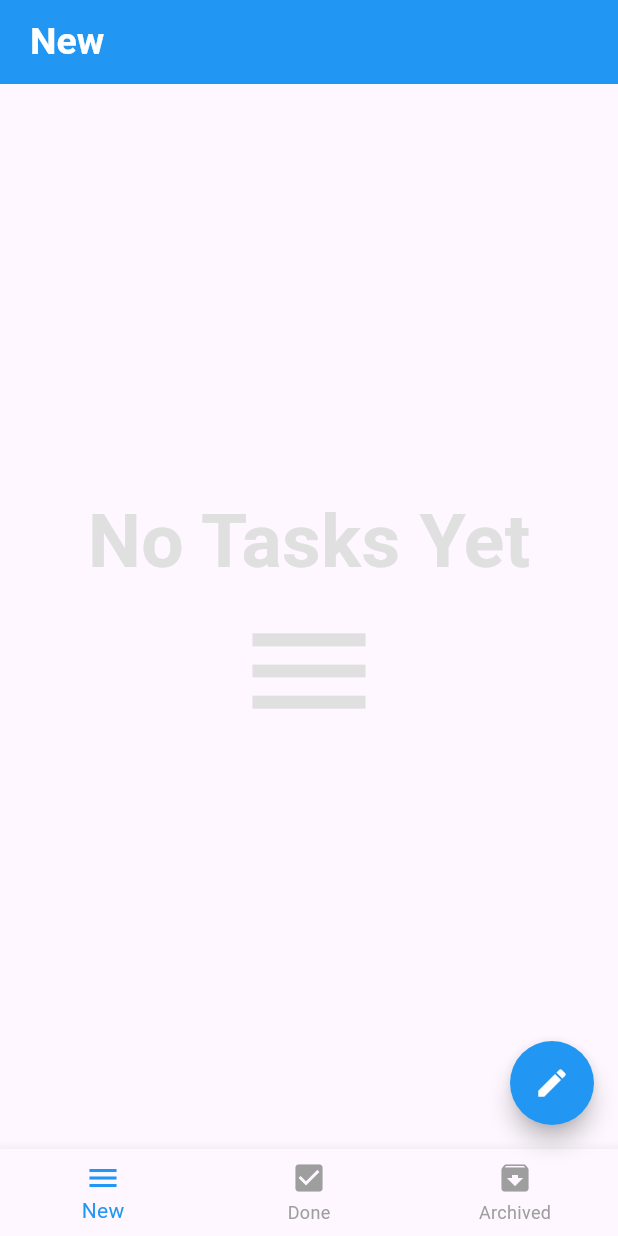
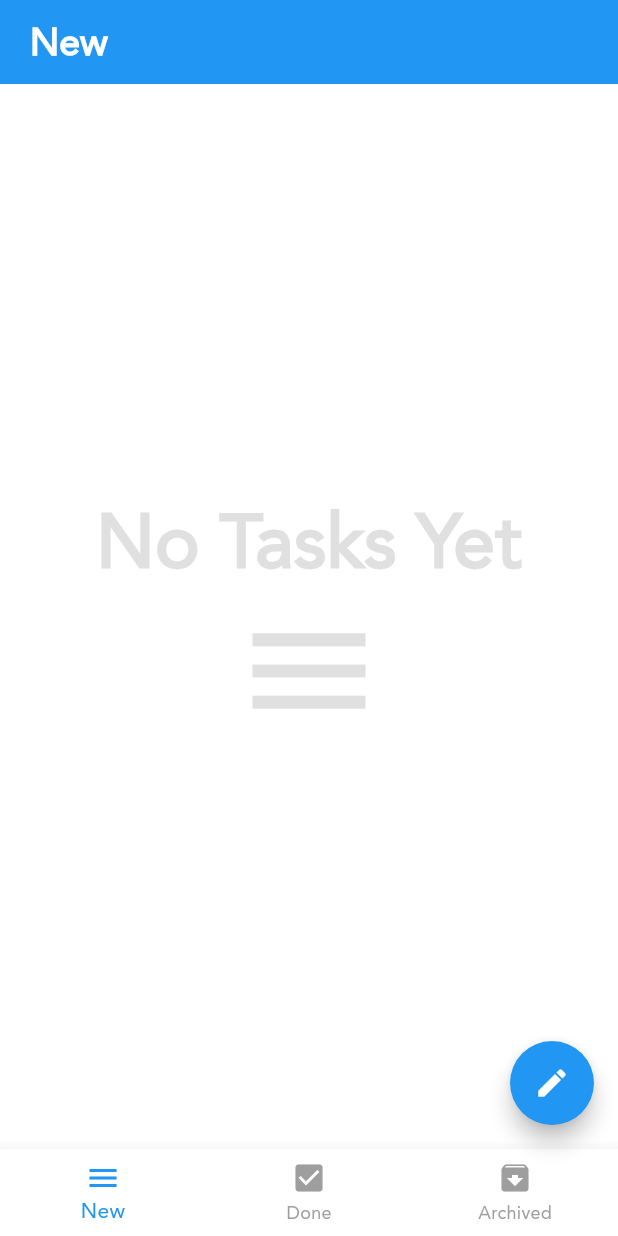
Before and after one commit to alyfadhel/swd4_s1, a Flutter app: the TodoApp screen opened directly, on a phone screen of 412 x 824 dp. Run offline on Flutter 3.47's test engine with Material 3 defaults, Android fonts, the phone set to English and light mode, and no system bars; our stand-ins replace bloc, cached_network_image, conditional_builder_null_safety, device_preview, dio, flutter_bloc and 4 more; accounts and stored records are empty; network calls fail.

Commit message:
News App

```diff
--- /dev/null
+++ b/lib/core/layout/news_app/controller/cubit.dart
@@ -0,0 +1,113 @@
+import 'package:bloc/bloc.dart';
+import 'package:flutter/cupertino.dart';
+import 'package:flutter/material.dart';
+import 'package:flutter_bloc/flutter_bloc.dart';
+import 'package:swd4_s1/core/layout/news_app/controller/state.dart';
+import 'package:swd4_s1/core/shared/network/remote/dio_helper.dart';
+import 'package:swd4_s1/features/news/business/presntation/screens/business_screen.dart';
+import 'package:swd4_s1/features/news/science/presntation/screens/science_screen.dart';
+import 'package:swd4_s1/features/news/sports/presntation/screens/sports_screen.dart';
+
+class NewsCubit extends Cubit<NewsStates>
+{
+  NewsCubit():super(InitialNewsState());
+
+  static NewsCubit get(context)=>BlocProvider.of(context);
+
+  int currentIndex = 0;
+  List<BottomNavigationBarItem>items = [
+    BottomNavigationBarItem(icon: Icon(Icons.business), label: 'Business'),
+    BottomNavigationBarItem(icon: Icon(Icons.sports_baseball), label: 'Sports'),
+    BottomNavigationBarItem(icon: Icon(Icons.science), label: 'Science'),
+  ];
+  List<String>titles = [
+    'Business',
+    'Sports',
+    'Science',
+  ];
+  List<Widget>screens = [
+    BusinessScreen(),
+    SportsScreen(),
+    ScienceScreen(),
+  ];
+
+  void changeBottomNav(index)
+  {
+    currentIndex = index;
+    emit(NewsChangeBottomNav());
+  }
+
+  List<dynamic>business = [];
+  List<dynamic>sports = [];
+  List<dynamic>science = [];
+
+  void getBusiness()
+  {
+    emit(NewsGetBusinessLoadingState());
+    NewsHelper.getData(
+        url: 'v2/top-headlines',
+        query:
+        {
+          'apiKey' : 'c799708afa624ae3b9742682fb271251',
+          'country' : 'us',
+          'category' : 'business',
+        },
+    )
+        .then((value){
+          business = value.data['articles'];
+          debugPrint('The business is: ${value.data['articles']}');
+          emit(NewsGetBusinessSuccessState());
+    },
+    ).catchError((error){
+      emit(NewsGetBusinessErrorState(error.toString()));
+      debugPrint(error.toString());
+    });
+  }
+
+  void getSports()
+  {
+    emit(NewsGetSportsLoadingState());
+    NewsHelper.getData(
+      url: 'v2/top-headlines',
+      query:
+      {
+        'apiKey' : 'c799708afa624ae3b9742682fb271251',
+        'country' : 'us',
+        'category' : 'sports',
+      },
+    )
+        .then((value){
+      sports = value.data['articles'];
+      debugPrint('The Sports is: ${value.data['articles']}');
+      emit(NewsGetSportsSuccessState());
+    },
+    ).catchError((error){
+      emit(NewsGetSportsErrorState(error.toString()));
+      debugPrint(error.toString());
+    });
+  }
+
+  void getScience()
+  {
+    emit(NewsGetScienceLoadingState());
+    NewsHelper.getData(
+      url: 'v2/top-headlines',
+      query:
+      {
+        'apiKey' : 'c799708afa624ae3b9742682fb271251',
+        'country' : 'us',
+        'category' : 'science',
+      },
+    )
+        .then((value){
+      science = value.data['articles'];
+      debugPrint('The Science is: ${value.data['articles']}');
+      emit(NewsGetScienceSuccessState());
+    },
+    ).catchError((error){
+      emit(NewsGetScienceErrorState(error.toString()));
+      debugPrint(error.toString());
+    });
+  }
+
+}
--- /dev/null
+++ b/lib/core/layout/news_app/controller/state.dart
@@ -0,0 +1,29 @@
+abstract class NewsStates{}
+
+class InitialNewsState extends NewsStates{}
+
+class NewsChangeBottomNav extends NewsStates{}
+
+class NewsGetBusinessLoadingState extends NewsStates{}
+class NewsGetBusinessSuccessState extends NewsStates{}
+class NewsGetBusinessErrorState extends NewsStates{
+  final String error;
+
+  NewsGetBusinessErrorState(this.error);
+}
+
+class NewsGetSportsLoadingState extends NewsStates{}
+class NewsGetSportsSuccessState extends NewsStates{}
+class NewsGetSportsErrorState extends NewsStates{
+  final String error;
+
+  NewsGetSportsErrorState(this.error);
+}
+
+class NewsGetScienceLoadingState extends NewsStates{}
+class NewsGetScienceSuccessState extends NewsStates{}
+class NewsGetScienceErrorState extends NewsStates{
+  final String error;
+
+  NewsGetScienceErrorState(this.error);
+}
--- /dev/null
+++ b/lib/core/shared/network/local/cache_helper.dart
@@ -0,0 +1,41 @@
+import 'package:shared_preferences/shared_preferences.dart';
+
+class CacheHelper
+{
+  static late SharedPreferences sharedPreferences;
+
+  static init()async
+  {
+    sharedPreferences = await SharedPreferences.getInstance();
+  }
+
+  static Future<bool> setData({
+    required String key,
+    required dynamic value,
+}) async {
+   if(value is int) return await sharedPreferences.setInt(key, value);
+   if(value is String) return await sharedPreferences.setString(key, value);
+   if(value is bool) return await sharedPreferences.setBool(key, value);
+   return await sharedPreferences.setDouble(key, value);
+  }
+
+  static dynamic getData({
+    required String key,
+})
+  {
+     return sharedPreferences.get(key);
+  }
+
+  static Future<bool>removeData({
+    required String key,
+})
+  async{
+    return await sharedPreferences.remove(key);
+  }
+
+  static Future<bool>clearData()async
+  {
+    return await sharedPreferences.clear();
+  }
+
+}
--- /dev/null
+++ b/lib/core/shared/network/remote/dio_helper.dart
@@ -0,0 +1,28 @@
+import 'package:dio/dio.dart';
+
+class NewsHelper
+{
+  static late Dio dio;
+
+  static init()
+  {
+    dio = Dio(
+      BaseOptions(
+        baseUrl: 'https://newsapi.org/',
+        receiveDataWhenStatusError: true,
+      ),
+    );
+  }
+
+  static Future<Response> getData({
+    required String url,
+    required Map<String,dynamic>query,
+
+})async
+  {
+    return await dio.get(
+      url,
+      queryParameters: query,
+    );
+  }
+}
--- /dev/null
+++ b/lib/core/shared/themes/controller/cubit.dart
@@ -0,0 +1,29 @@
+import 'package:bloc/bloc.dart';
+import 'package:flutter_bloc/flutter_bloc.dart';
+import 'package:swd4_s1/core/shared/network/local/cache_helper.dart';
+import 'package:swd4_s1/core/shared/themes/controller/state.dart';
+
+class ThemeModeCubit extends Cubit<ThemeModeStates>{
+
+  ThemeModeCubit(): super(InitialThemeModeState());
+
+  static ThemeModeCubit get(context)=>BlocProvider.of(context);
+
+  bool isDark = false;
+
+  void changeThemeMode({
+    bool? fromShared,
+})
+  {
+    if(fromShared != null){
+      isDark = fromShared;
+      emit(ChangeThemeModeState());
+    }else{
+      isDark = !isDark;
+      CacheHelper.setData(key: 'isDark', value: isDark).then((value){
+        emit(ChangeThemeModeState());
+      });
+    }
+  }
+
+}
--- /dev/null
+++ b/lib/core/shared/themes/controller/state.dart
@@ -0,0 +1,5 @@
+abstract class ThemeModeStates{}
+
+class InitialThemeModeState extends ThemeModeStates{}
+
+class ChangeThemeModeState extends ThemeModeStates{}
--- /dev/null
+++ b/lib/core/shared/themes/theme_mode.dart
@@ -0,0 +1,161 @@
+import 'package:flutter/material.dart';
+import 'package:flutter/services.dart';
+import 'package:hexcolor/hexcolor.dart';
+
+ThemeData getDarkMode()=>ThemeData(
+  appBarTheme: AppBarTheme(
+    backgroundColor: HexColor('#1B2529',),
+    titleSpacing: 20.0,
+    titleTextStyle: TextStyle(
+      fontSize: 20.0,
+      fontWeight: FontWeight.bold,
+      fontFamily: 'jannah',
+      color: Colors.white
+    ),
+    actionsIconTheme: IconThemeData(
+      color: Colors.white,
+      size: 30.0
+    ),
+    systemOverlayStyle: SystemUiOverlayStyle(
+      statusBarColor: HexColor('#1B2529',),
+      statusBarIconBrightness: Brightness.light,
+    ),
+  ),
+  scaffoldBackgroundColor: HexColor('#1B2529',),
+  iconTheme: IconThemeData(
+    color: Colors.white,
+    size: 20.0,
+  ),
+  textTheme: TextTheme(
+    headlineLarge: TextStyle(
+      fontFamily: 'jannah',
+      fontWeight: FontWeight.bold,
+      color: Colors.white,
+    ),
+    headlineMedium: TextStyle(
+      fontFamily: 'jannah',
+      fontWeight: FontWeight.bold,
+      color: Colors.white,
+    ),
+    headlineSmall: TextStyle(
+      fontFamily: 'jannah',
+      fontWeight: FontWeight.bold,
+      color: Colors.white,
+    ),
+    titleLarge: TextStyle(
+      fontFamily: 'jannah',
+      fontWeight: FontWeight.bold,
+      color: Colors.white,
+    ),
+    titleMedium: TextStyle(
+      fontFamily: 'jannah',
+      fontWeight: FontWeight.bold,
+      color: Colors.white,
+    ),
+    titleSmall: TextStyle(
+      fontFamily: 'jannah',
+      fontWeight: FontWeight.bold,
+      color: Colors.white,
+    ),
+    bodyLarge: TextStyle(
+      fontFamily: 'jannah',
+      color: Colors.white,
+    ),
+    bodyMedium: TextStyle(
+      fontFamily: 'jannah',
+      color: Colors.white,
+    ),
+    bodySmall: TextStyle(
+      fontFamily: 'jannah',
+      color: Colors.grey,
+    )
+  ),
+  bottomNavigationBarTheme: BottomNavigationBarThemeData(
+    backgroundColor: HexColor('#1B2529',),
+    type: BottomNavigationBarType.fixed,
+    selectedItemColor: Colors.deepOrange,
+    unselectedItemColor: Colors.grey,
+  ),
+  progressIndicatorTheme: ProgressIndicatorThemeData(
+    color: Colors.deepOrange,
+  ),
+);
+
+ThemeData getLightMode()=>ThemeData(
+  appBarTheme: AppBarTheme(
+    backgroundColor: Colors.white,
+    titleSpacing: 20.0,
+    titleTextStyle: TextStyle(
+      fontSize: 20.0,
+      fontWeight: FontWeight.bold,
+      fontFamily: 'jannah',
+      color: Colors.black
+    ),
+    actionsIconTheme: IconThemeData(
+      color: Colors.black,
+      size: 30.0
+    ),
+    systemOverlayStyle: SystemUiOverlayStyle(
+      statusBarColor: Colors.white,
+      statusBarIconBrightness: Brightness.dark,
+    ),
+  ),
+  scaffoldBackgroundColor: Colors.white,
+  iconTheme: IconThemeData(
+    color: Colors.black,
+    size: 20.0,
+  ),
+  textTheme: TextTheme(
+    headlineLarge: TextStyle(
+      fontFamily: 'jannah',
+      fontWeight: FontWeight.bold,
+      color: Colors.black,
+    ),
+    headlineMedium: TextStyle(
+      fontFamily: 'jannah',
+      fontWeight: FontWeight.bold,
+      color: Colors.black,
+    ),
+    headlineSmall: TextStyle(
+      fontFamily: 'jannah',
+      fontWeight: FontWeight.bold,
+      color: Colors.black,
+    ),
+    titleLarge: TextStyle(
+      fontFamily: 'jannah',
+      fontWeight: FontWeight.bold,
+      color: Colors.black,
+    ),
+    titleMedium: TextStyle(
+      fontFamily: 'jannah',
+      fontWeight: FontWeight.bold,
+      color: Colors.black,
+    ),
+    titleSmall: TextStyle(
+      fontFamily: 'jannah',
+      fontWeight: FontWeight.bold,
+      color: Colors.black,
+    ),
+    bodyLarge: TextStyle(
+      fontFamily: 'jannah',
+      color: Colors.black,
+    ),
+    bodyMedium: TextStyle(
+      fontFamily: 'jannah',
+      color: Colors.black,
+    ),
+    bodySmall: TextStyle(
+      fontFamily: 'jannah',
+      color: Colors.grey,
+    )
+  ),
+  bottomNavigationBarTheme: BottomNavigationBarThemeData(
+    backgroundColor: Colors.white,
+    type: BottomNavigationBarType.fixed,
+    selectedItemColor: Colors.blue,
+    unselectedItemColor: Colors.grey,
+  ),
+  progressIndicatorTheme: ProgressIndicatorThemeData(
+    color: Colors.blue,
+  ),
+);
```
Also changed, not shown: lib/core/layout/news_app/news_layout.dart (added, +49 -0 lines), lib/features/news/business/presntation/screens/business_screen.dart (added, +103 -0 lines), lib/features/news/science/presntation/screens/science_screen.dart (added, +40 -0 lines), lib/features/news/sports/presntation/screens/sports_screen.dart (added, +41 -0 lines), lib/main.dart (+45 -23 lines), pubspec.yaml (+9 -0 lines), assets/fonts/jannah.ttf (added), pubspec.lock, 2 other files.
